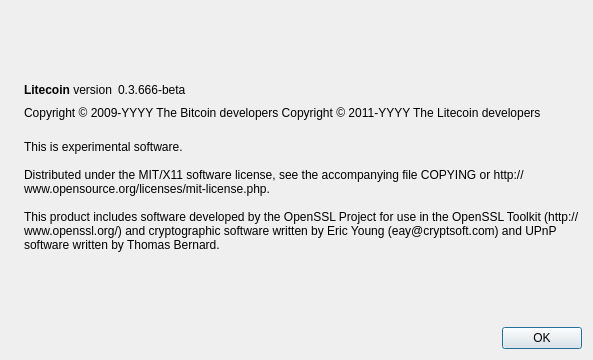
Above: src/qt/forms/aboutdialog.ui from Eternity-Soap/gatorcoin before the change. Below: the same form after it.
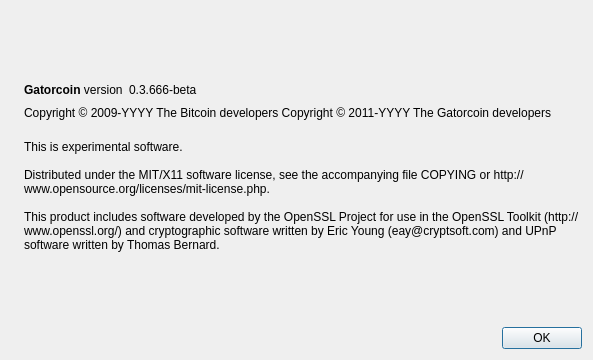
That is the form after the change. Icons and pictures are not drawn.

The edit to the form file:
```diff
--- a/src/qt/forms/aboutdialog.ui
+++ b/src/qt/forms/aboutdialog.ui
@@ -50,7 +50,7 @@
           <cursorShape>IBeamCursor</cursorShape>
          </property>
          <property name="text">
-          <string>&lt;b&gt;Litecoin&lt;/b&gt; version</string>
+          <string>&lt;b&gt;Gatorcoin&lt;/b&gt; version</string>
          </property>
          <property name="textInteractionFlags">
           <set>Qt::LinksAccessibleByMouse|Qt::TextSelectableByKeyboard|Qt::TextSelectableByMouse</set>
@@ -92,7 +92,7 @@
        </property>
        <property name="text">
         <string notr="true">Copyright &amp;copy; 2009-YYYY The Bitcoin developers
-Copyright &amp;copy; 2011-YYYY The Litecoin developers</string>
+Copyright &amp;copy; 2011-YYYY The Gatorcoin developers</string>
        </property>
        <property name="textFormat">
         <enum>Qt::RichText</enum>
```
Left out of the diff: 2 changed lines with no effect on the pictures.
